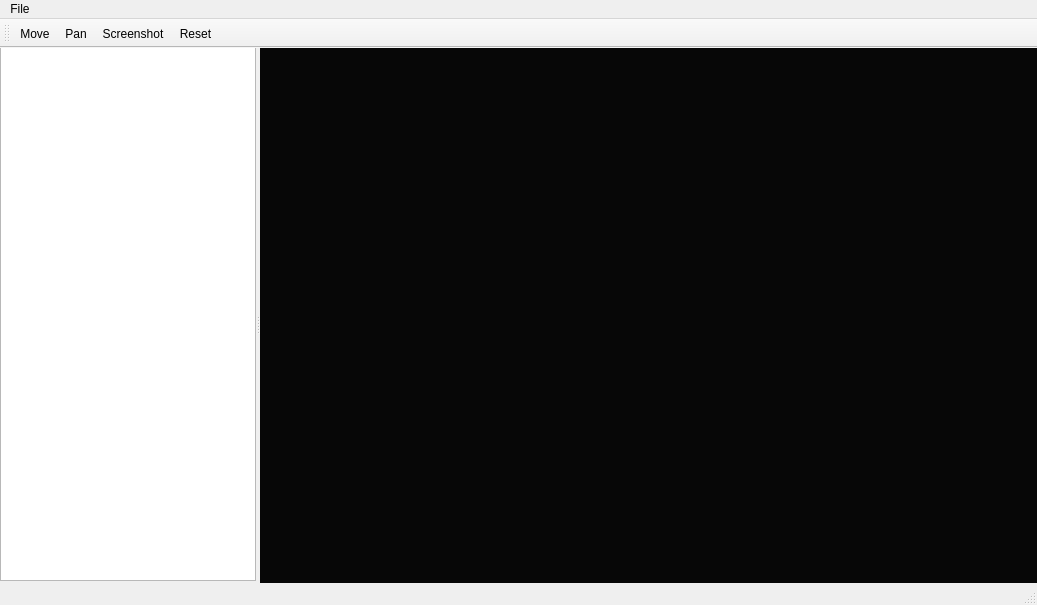
Before: the Qt Designer form UI/mainwindow.ui in AbdelrahmanKhaledd/Function-plotter, drawn with Qt 5.
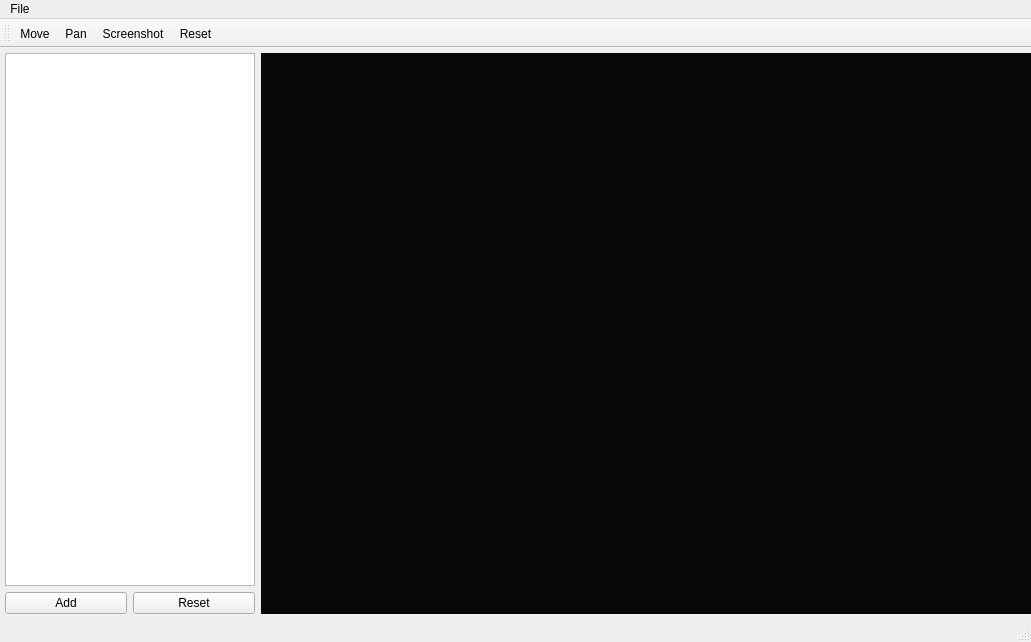
After: the same form once the commit is applied. Icons and pictures are not drawn.

The edit to the form file:
```diff
--- a/UI/mainwindow.ui
+++ b/UI/mainwindow.ui
@@ -6,30 +6,41 @@
    <rect>
     <x>0</x>
     <y>0</y>
-    <width>1037</width>
-    <height>605</height>
+    <width>1031</width>
+    <height>642</height>
    </rect>
   </property>
   <property name="windowTitle">
    <string>Plotter</string>
   </property>
   <widget class="QWidget" name="centralwidget">
-   <widget class="QSplitter" name="splitter">
+   <widget class="QWidget" name="">
     <property name="geometry">
      <rect>
-      <x>0</x>
-      <y>-10</y>
-      <width>1041</width>
-      <height>571</height>
+      <x>5</x>
+      <y>5</y>
+      <width>1031</width>
+      <height>561</height>
      </rect>
     </property>
-    <property name="orientation">
-     <enum>Qt::Horizontal</enum>
-    </property>
-    <widget class="QWidget" name="layoutWidget">
+    <layout class="QHBoxLayout" name="horizontalLayout_2">
+     <item>
      <layout class="QVBoxLayout" name="verticalLayout">
       <item>
-       <widget class="QListWidget" name="figure_list"/>
+        <widget class="QListWidget" name="figure_list">
+         <property name="minimumSize">
+          <size>
+           <width>240</width>
+           <height>0</height>
+          </size>
+         </property>
+         <property name="maximumSize">
+          <size>
+           <width>250</width>
+           <height>16777215</height>
+          </size>
+         </property>
+        </widget>
       </item>
       <item>
        <layout class="QHBoxLayout" name="horizontalLayout">
@@ -50,7 +61,8 @@
        </layout>
       </item>
      </layout>
-    </widget>
+     </item>
+     <item>
     <widget class="QWidget" name="drawing_area" native="true">
      <property name="sizePolicy">
       <sizepolicy hsizetype="Preferred" vsizetype="Preferred">
@@ -62,6 +74,8 @@
       <string notr="true">background-color: rgb(7, 7, 7);</string>
      </property>
     </widget>
+     </item>
+    </layout>
    </widget>
   </widget>
   <widget class="QMenuBar" name="menubar">
@@ -69,7 +83,7 @@
     <rect>
      <x>0</x>
      <y>0</y>
-     <width>1037</width>
+     <width>1031</width>
      <height>19</height>
     </rect>
    </property>
```
Lines whose indentation alone changed are shown as unchanged.
